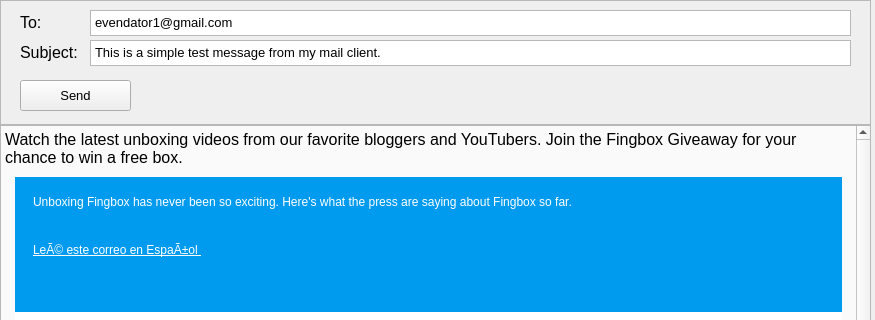
Qt form messagesend.ui (prostraction/mail_client) before a commit; both pictures show x 0 to 875 and y 0 to 320 of the 875 by 634 pixel window.
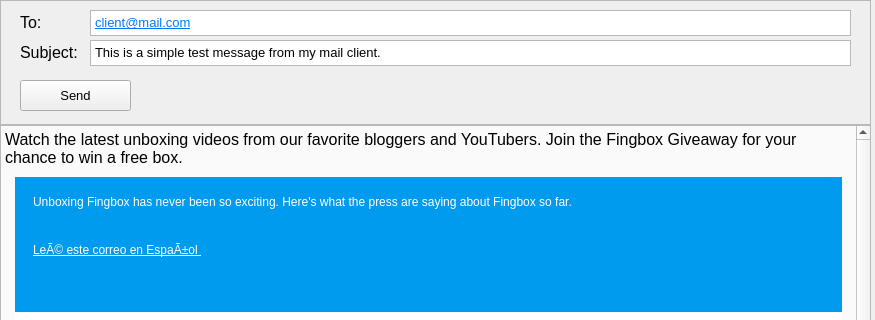
The same form after that commit. Icons and pictures are not drawn.

Patch:
```diff
--- a/messagesend.ui
+++ b/messagesend.ui
@@ -312,10 +312,13 @@
     </property>
     <property name="html">
      <string>&lt;!DOCTYPE HTML PUBLIC &quot;-//W3C//DTD HTML 4.0//EN&quot; &quot;http://www.w3.org/TR/REC-html40/strict.dtd&quot;&gt;
-&lt;html&gt;&lt;head&gt;&lt;meta name=&quot;qrichtext&quot; content=&quot;1&quot; /&gt;&lt;style type=&quot;text/css&quot;&gt;
+&lt;html&gt;&lt;head&gt;&lt;meta name=&quot;qrichtext&quot; content=&quot;1&quot; /&gt;&lt;meta charset=&quot;utf-8&quot; /&gt;&lt;style type=&quot;text/css&quot;&gt;
 p, li { white-space: pre-wrap; }
+hr { height: 1px; border-width: 0; }
+li.unchecked::marker { content: &quot;\2610&quot;; }
+li.checked::marker { content: &quot;\2612&quot;; }
 &lt;/style&gt;&lt;/head&gt;&lt;body style=&quot; font-family:'Arial'; font-size:10pt; font-weight:400; font-style:normal;&quot;&gt;
-&lt;p style=&quot; margin-top:0px; margin-bottom:0px; margin-left:0px; margin-right:0px; -qt-block-indent:0; text-indent:0px;&quot;&gt;&lt;span style=&quot; font-family:'Arial';&quot;&gt;evendator1@gmail.com&lt;/span&gt;&lt;/p&gt;&lt;/body&gt;&lt;/html&gt;</string>
+&lt;p style=&quot; margin-top:6px; margin-bottom:6px; margin-left:0px; margin-right:0px; -qt-block-indent:0; text-indent:0px;&quot;&gt;&lt;a href=&quot;mailto:client@mail.com&quot;&gt;&lt;span style=&quot; color:#007af4;&quot;&gt;client@mail.com&lt;/span&gt;&lt;/a&gt;&lt;/p&gt;&lt;/body&gt;&lt;/html&gt;</string>
     </property>
     <property name="acceptRichText">
      <bool>false</bool>
```
Left out of the diff: 45 changed lines with no effect on the pictures.
